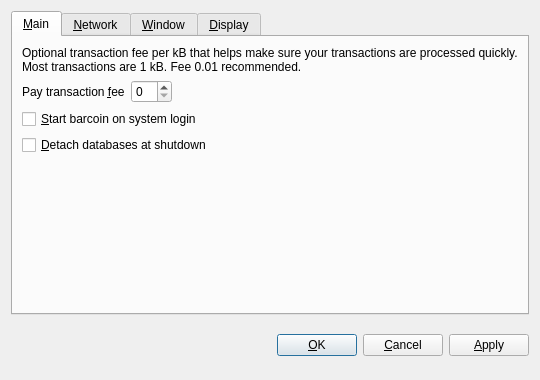
Above: src/qt/forms/optionsdialog.ui from jeronimek/WWFcoin before the change. Below: the same form after it.
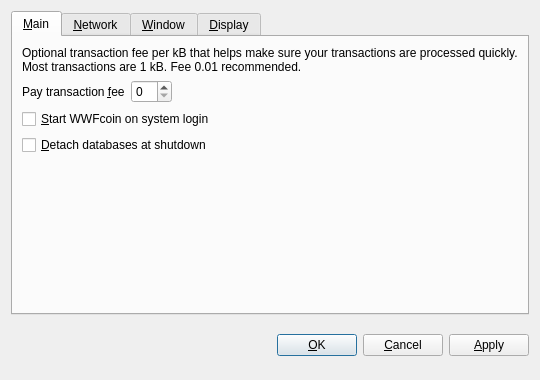
That is the form after the change. The open tabs and pages were chosen to show the change. Custom widgets are drawn as their Qt base class.

What changed in the file:
```diff
--- a/src/qt/forms/optionsdialog.ui
+++ b/src/qt/forms/optionsdialog.ui
@@ -82,7 +82,7 @@
           <string>Automatically start barcoin after logging in to the system.</string>
          </property>
          <property name="text">
-          <string>&amp;Start barcoin on system login</string>
+          <string>&amp;Start WWFcoin on system login</string>
          </property>
         </widget>
        </item>
```
Left out of the diff: 10 changed lines with no effect on the pictures.
